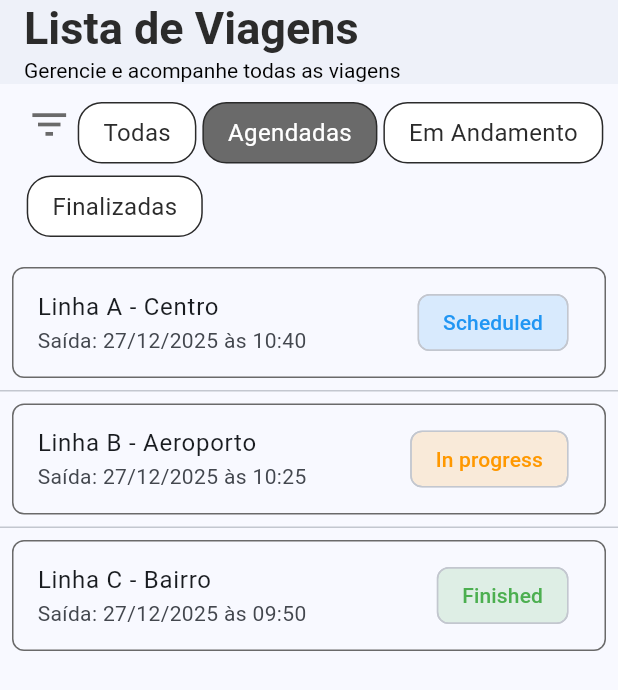
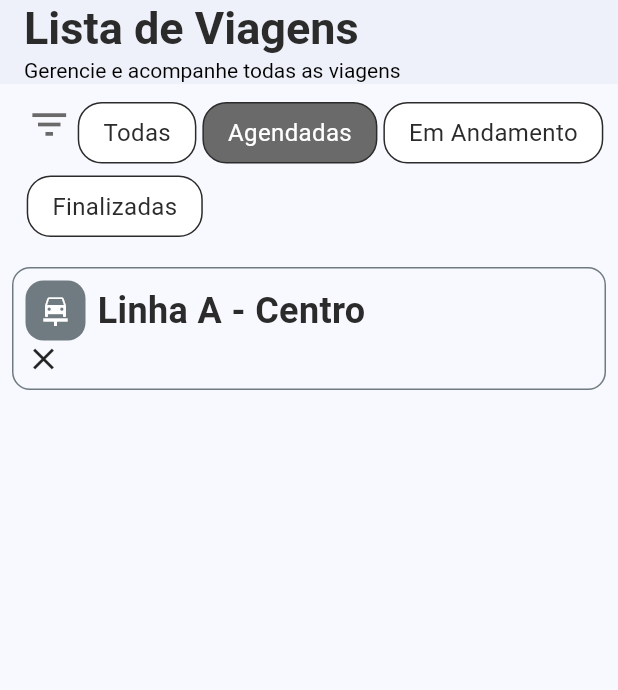
Before and after one commit to wahlfernando/trips_simulator, a Flutter app: the screen it shows after launch, after a tap on "Agendadas", on a phone screen of 412 x 824 dp. Shown: the top 690 px of the screen. Run offline on Flutter 3.47's test engine with Material 3 defaults, Android fonts, the phone set to English and light mode, and no system bars; our stand-ins replace dartz, equatable, flutter_bloc, go_router.

Commit message:
✨ Refactor TripListBloc and TripListState to include trip filtering functionality and improve state management. Update AppTextStyle for better UI consistency in trip cards. #1

```diff
--- a/lib/core/shared/theme/app_text_style.dart
+++ b/lib/core/shared/theme/app_text_style.dart
@@ -32,9 +32,9 @@ class AppTextStyle {
     color: AppColors.black,
   );
 
-  static TextStyle numberCard = const TextStyle(
-    fontSize: 20,
+  static TextStyle textTripCard = const TextStyle(
+    fontSize: 24,
     fontWeight: FontWeight.bold,
-    color: AppColors.black,
+    color: AppColors.blackTitle,
   );
 }
--- a/lib/features/trips/presentation/bloc/trip_list/trip_list_bloc.dart
+++ b/lib/features/trips/presentation/bloc/trip_list/trip_list_bloc.dart
@@ -1,5 +1,8 @@
 import 'package:flutter_bloc/flutter_bloc.dart';
 import '../../../../../core/enums/trip_list_status.dart';
+import '../../../../../core/enums/trip_filter.dart';
+import '../../../../../core/enums/trip_status.dart';
+import '../../../domain/entities/trip.dart';
 import 'trip_list_event.dart';
 import 'trip_list_state.dart';
 import '../../../../../core/usecase/usecase.dart';
@@ -27,19 +30,48 @@ class TripListBloc extends Bloc<TripListEvent, TripListState> {
         state.copyWith(
           status: TripListStatus.failure,
           errorMessage: failure.message,
+          trips: const [],
+          allTrips: const [],
         ),
       ),
       (trips) {
         if (trips.isEmpty) {
-          emit(state.copyWith(status: TripListStatus.empty, trips: []));
+          emit(
+            state.copyWith(
+              status: TripListStatus.empty,
+              trips: const [],
+              allTrips: const [],
+            ),
+          );
         } else {
-          emit(state.copyWith(status: TripListStatus.success, trips: trips));
+          final filtered = _applyFilter(trips, state.selectedFilter);
+          emit(
+            state.copyWith(
+              status: TripListStatus.success,
+              allTrips: trips,
+              trips: filtered,
+            ),
+          );
         }
       },
     );
   }
 
   void _onChangeFilter(ChangeFilterEvent event, Emitter<TripListState> emit) {
-    emit(state.copyWith(selectedFilter: event.filter));
+    final filtered = _applyFilter(state.allTrips, event.filter);
+    emit(state.copyWith(selectedFilter: event.filter, trips: filtered));
+  }
+
+  List<Trip> _applyFilter(List<Trip> trips, TripFilter filter) {
+    switch (filter) {
+      case TripFilter.todas:
+        return trips;
+      case TripFilter.agendadas:
+        return trips.where((t) => t.status == TripStatus.scheduled).toList();
+      case TripFilter.emAndamento:
+        return trips.where((t) => t.status == TripStatus.inProgress).toList();
+      case TripFilter.finalizadas:
+        return trips.where((t) => t.status == TripStatus.finished).toList();
+    }
   }
 }
--- a/lib/features/trips/presentation/bloc/trip_list/trip_list_state.dart
+++ b/lib/features/trips/presentation/bloc/trip_list/trip_list_state.dart
@@ -5,13 +5,18 @@ import '../../../../../core/enums/trip_list_status.dart';
 
 class TripListState extends Equatable {
   final TripListStatus status;
+
   final List<Trip> trips;
+
+  final List<Trip> allTrips;
+
   final String? errorMessage;
   final TripFilter selectedFilter;
 
   const TripListState({
     this.status = TripListStatus.initial,
     this.trips = const [],
+    this.allTrips = const [],
     this.errorMessage,
     this.selectedFilter = TripFilter.todas,
   });
@@ -19,17 +24,25 @@ class TripListState extends Equatable {
   TripListState copyWith({
     TripListStatus? status,
     List<Trip>? trips,
+    List<Trip>? allTrips,
     String? errorMessage,
     TripFilter? selectedFilter,
   }) {
     return TripListState(
       status: status ?? this.status,
       trips: trips ?? this.trips,
+      allTrips: allTrips ?? this.allTrips,
       errorMessage: errorMessage ?? this.errorMessage,
       selectedFilter: selectedFilter ?? this.selectedFilter,
     );
   }
 
   @override
-  List<Object?> get props => [status, trips, errorMessage, selectedFilter];
+  List<Object?> get props => [
+    status,
+    trips,
+    allTrips,
+    errorMessage,
+    selectedFilter,
+  ];
 }
--- a/lib/features/trips/presentation/widgets/success_page.dart
+++ b/lib/features/trips/presentation/widgets/success_page.dart
@@ -1,14 +1,11 @@
 import 'package:flutter/material.dart';
 import 'package:flutter_bloc/flutter_bloc.dart';
-import 'package:go_router/go_router.dart';
-import 'package:trips_simulator/core/shared/routes/app_routes.dart';
-import 'package:trips_simulator/core/shared/theme/color_style.dart';
-import 'package:trips_simulator/features/trips/domain/entities/trip.dart';
-import 'package:trips_simulator/features/trips/presentation/bloc/trip_list/trip_list_bloc.dart';
-import 'package:trips_simulator/features/trips/presentation/bloc/trip_list/trip_list_event.dart';
-import 'package:trips_simulator/core/components/filter_chip_button.dart';
-import 'package:trips_simulator/features/trips/presentation/widgets/status_chip.dart';
-
+import '../../../../core/shared/theme/app_text_style.dart';
+import '../../../../core/shared/theme/color_style.dart';
+import '../../domain/entities/trip.dart';
+import '../bloc/trip_list/trip_list_bloc.dart';
+import '../bloc/trip_list/trip_list_event.dart';
+import '../../../../core/components/filter_chip_button.dart';
 import '../../../../core/enums/trip_filter.dart';
 import '../bloc/trip_list/trip_list_state.dart';
 
@@ -77,10 +74,10 @@ class SuccessPage extends StatelessWidget {
             Expanded(
               child: ListView.separated(
                 itemCount: currentState.trips.length,
-                separatorBuilder: (_, _) => const Divider(height: 1),
+                separatorBuilder: (_, _) => const SizedBox.shrink(),
                 itemBuilder: (context, index) {
                   final trip = currentState.trips[index];
-                  return cardTrip(trip, context);
+                  return _cardTrip(trip, context);
                 },
               ),
             ),
@@ -90,25 +87,51 @@ class SuccessPage extends StatelessWidget {
     );
   }
 
-  Widget cardTrip(Trip trip, BuildContext context) {
+  Widget _cardTrip(Trip trip, BuildContext context) {
     return Padding(
       padding: const EdgeInsets.all(8.0),
       child: Container(
         decoration: BoxDecoration(
-          border: Border.all(color: AppColors.black80),
-          borderRadius: BorderRadius.circular(8),
+          border: Border.all(color: AppColors.black50),
+          borderRadius: BorderRadius.circular(12),
         ),
-        child: ListTile(
-          title: Text(trip.lineName),
-          subtitle: Text(
-            'Saída: ${trip.formattedDepartureDate} às ${trip.formattedDepartureTime}',
-            maxLines: 1,
+        child: InkWell(
+          child: Padding(
+            padding: const EdgeInsets.all(8.0),
+            child: Column(
+              children: [
+                Row(
+                  spacing: 8,
+                  children: [
+                    Container(
+                      height: 40,
+                      width: 40,
+                      decoration: BoxDecoration(
+                        color: AppColors.black50,
+                        borderRadius: BorderRadius.circular(12),
+                      ),
+                      child: Icon(Icons.car_repair, color: AppColors.white),
+                    ),
+                    Text(trip.lineName, style: AppTextStyle.textTripCard),
+                  ],
+                ),
+                Row(children: [Icon(Icons.close)]),
+              ],
+            ),
           ),
-          trailing: StatusChip(status: trip.status),
-          onTap: () {
-            context.push('${AppRoutes.tripDetail}/${trip.id}');
-          },
         ),
+
+        // ListTile(
+        //   title: ,
+        //   subtitle: Text(
+        //     'Saída: ${trip.formattedDepartureDate} às ${trip.formattedDepartureTime}',
+        //     maxLines: 1,
+        //   ),
+        //   trailing: StatusChip(status: trip.status),
+        //   onTap: () {
+        //     context.push('${AppRoutes.tripDetail}/${trip.id}');
+        //   },
+        // ),
       ),
     );
   }
```
